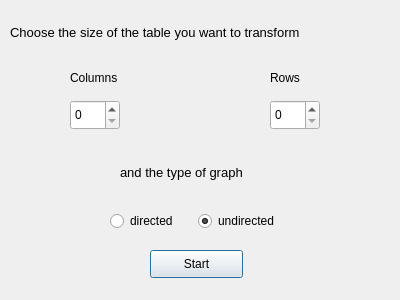
Qt form start_dialog.ui (Funix565/KDM_Graph) before a commit.
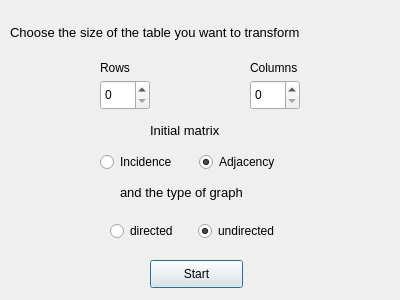
The same form after that commit.

The edit to the form file:
```diff
--- a/start_dialog.ui
+++ b/start_dialog.ui
@@ -34,8 +34,8 @@
   <widget class="QSpinBox" name="spinBox_rows">
    <property name="geometry">
     <rect>
-     <x>270</x>
-     <y>100</y>
+     <x>100</x>
+     <y>80</y>
      <width>50</width>
      <height>30</height>
     </rect>
@@ -50,8 +50,8 @@
   <widget class="QSpinBox" name="spinBox_clmns">
    <property name="geometry">
     <rect>
-     <x>70</x>
-     <y>100</y>
+     <x>250</x>
+     <y>80</y>
      <width>50</width>
      <height>30</height>
     </rect>
@@ -66,8 +66,8 @@
   <widget class="QLabel" name="label_clmn">
    <property name="geometry">
     <rect>
-     <x>70</x>
-     <y>70</y>
+     <x>250</x>
+     <y>60</y>
      <width>55</width>
      <height>16</height>
     </rect>
@@ -79,8 +79,8 @@
   <widget class="QLabel" name="label_row">
    <property name="geometry">
     <rect>
-     <x>270</x>
-     <y>70</y>
+     <x>100</x>
+     <y>60</y>
      <width>55</width>
      <height>16</height>
     </rect>
@@ -93,7 +93,7 @@
    <property name="geometry">
     <rect>
      <x>120</x>
-     <y>160</y>
+     <y>180</y>
      <width>180</width>
      <height>25</height>
     </rect>
@@ -111,7 +111,7 @@
    <property name="geometry">
     <rect>
      <x>150</x>
-     <y>250</y>
+     <y>260</y>
      <width>93</width>
      <height>28</height>
     </rect>
@@ -120,11 +120,11 @@
     <string>Start</string>
    </property>
   </widget>
-  <widget class="QWidget" name="">
+  <widget class="QWidget" name="layoutWidget">
    <property name="geometry">
     <rect>
      <x>110</x>
-     <y>210</y>
+     <y>220</y>
      <width>169</width>
      <height>22</height>
     </rect>
@@ -149,6 +149,63 @@
     </item>
    </layout>
   </widget>
+  <widget class="QLabel" name="label_matrix">
+   <property name="geometry">
+    <rect>
+     <x>150</x>
+     <y>120</y>
+     <width>110</width>
+     <height>20</height>
+    </rect>
+   </property>
+   <property name="font">
+    <font>
+     <pointsize>10</pointsize>
+    </font>
+   </property>
+   <property name="text">
+    <string>Initial matrix</string>
+   </property>
+  </widget>
+  <widget class="QWidget" name="">
+   <property name="geometry">
+    <rect>
+     <x>100</x>
+     <y>150</y>
+     <width>192</width>
+     <height>24</height>
+    </rect>
+   </property>
+   <layout class="QGridLayout" name="gridLayout_2">
+    <item row="0" column="0">
+     <widget class="QRadioButton" name="radioButton_inc">
+      <property name="font">
+       <font>
+        <pointsize>9</pointsize>
+       </font>
+      </property>
+      <property name="text">
+       <string>Incidence</string>
+      </property>
+     </widget>
+    </item>
+    <item row="0" column="1">
+     <widget class="QRadioButton" name="radioButton_adj">
+      <property name="font">
+       <font>
+        <pointsize>9</pointsize>
+       </font>
+      </property>
+      <property name="text">
+       <string>Adjacency</string>
+      </property>
+      <property name="checked">
+       <bool>true</bool>
+      </property>
+     </widget>
+    </item>
+   </layout>
+  </widget>
  </widget>
  <resources/>
  <connections/>
```
